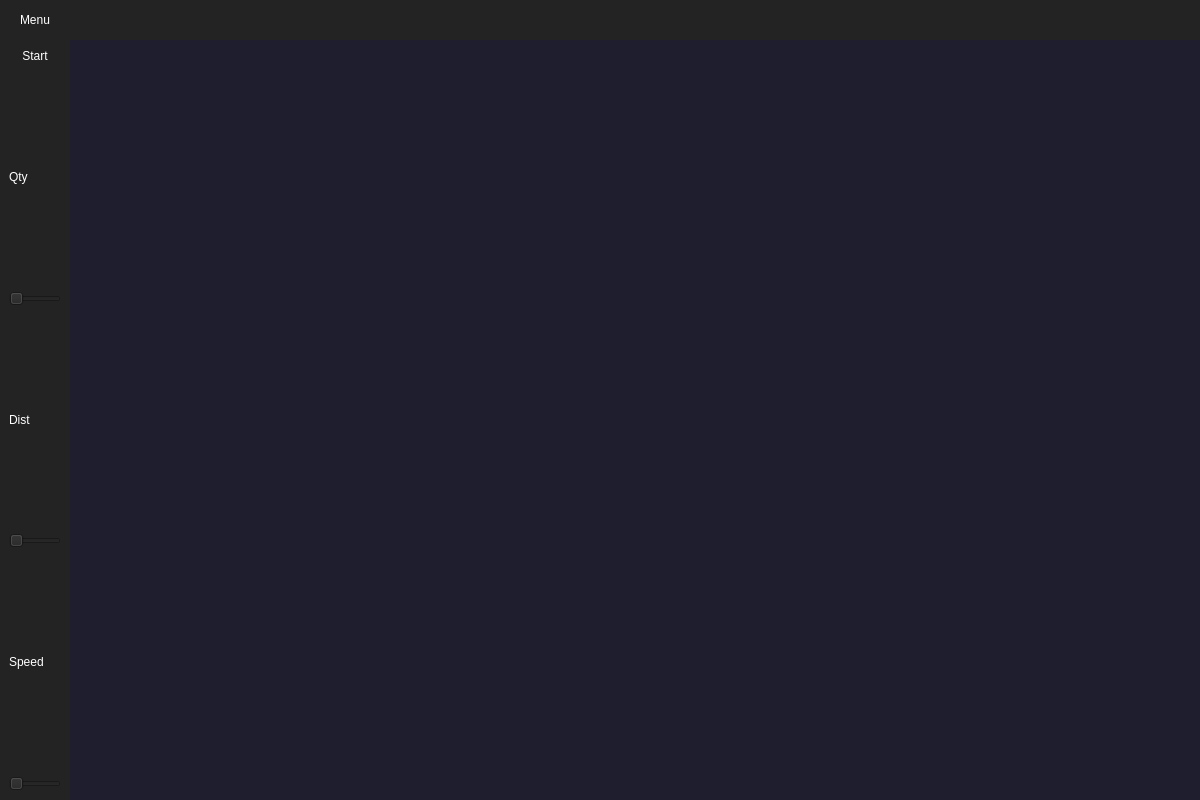
Old version of the form uiii.ui in the repository TriGuez/boids.
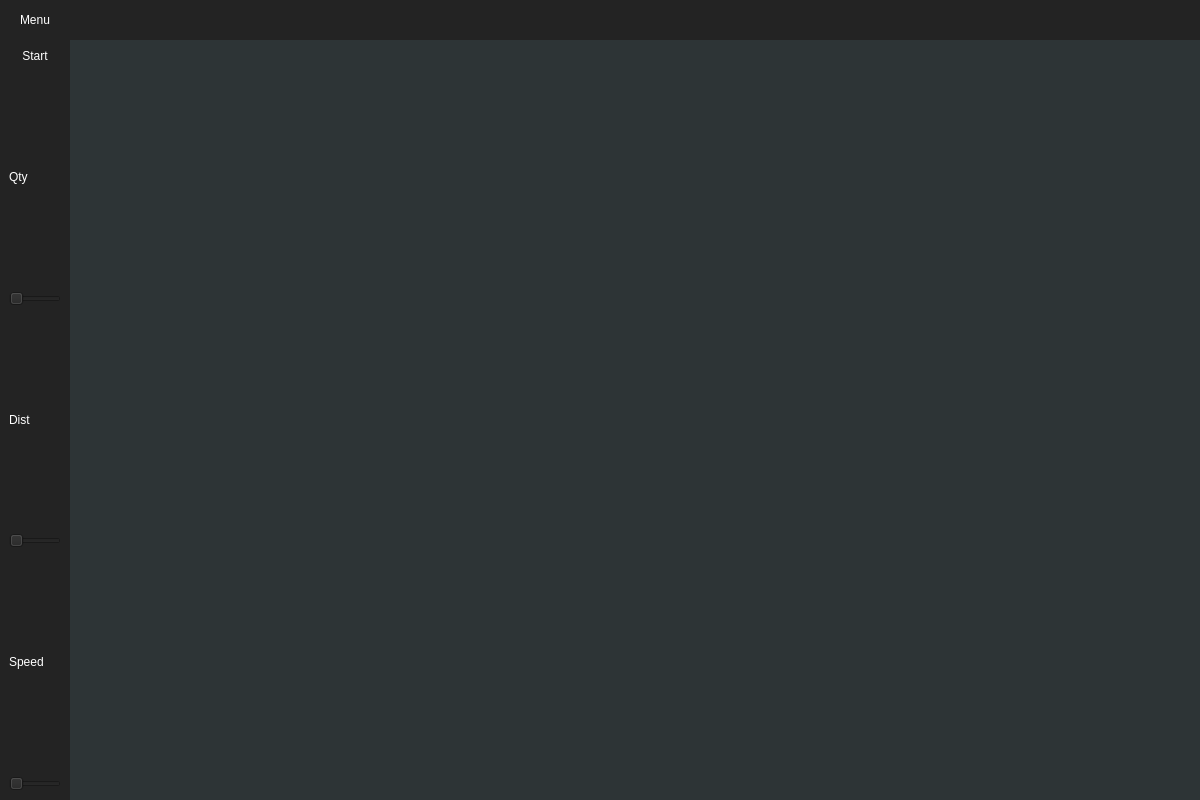
New version of the form.

```diff
--- a/uiii.ui
+++ b/uiii.ui
@@ -375,7 +375,7 @@
           <item>
            <widget class="QGraphicsView" name="graph">
             <property name="styleSheet">
-             <string notr="true">background-color: rgb(30, 30, 47);</string>
+             <string notr="true">background-color: rgb(45, 52, 54);</string>
             </property>
             <property name="frameShape">
              <enum>QFrame::NoFrame</enum>
```
